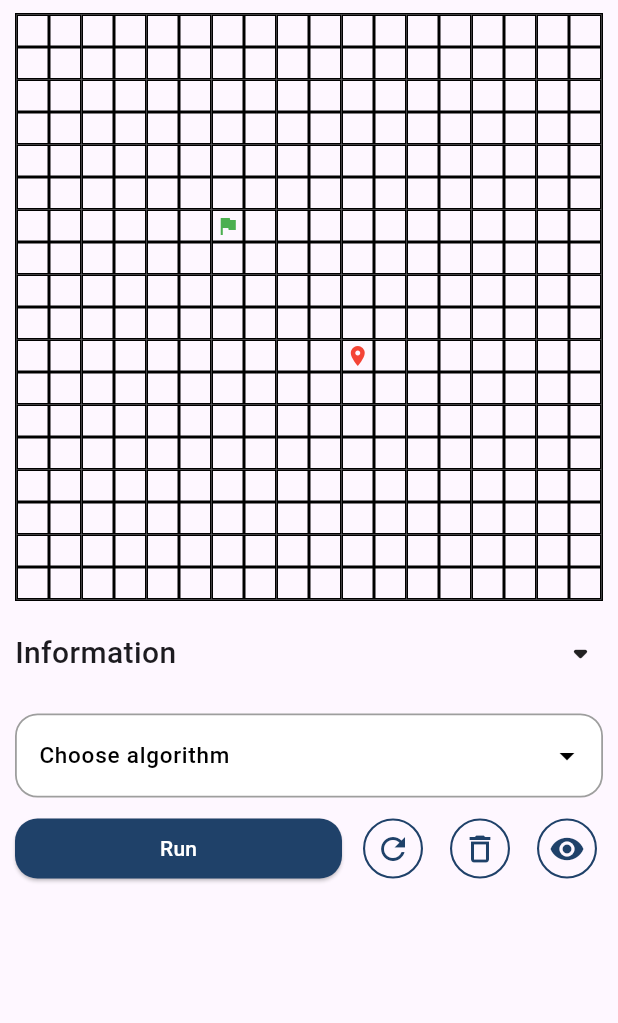
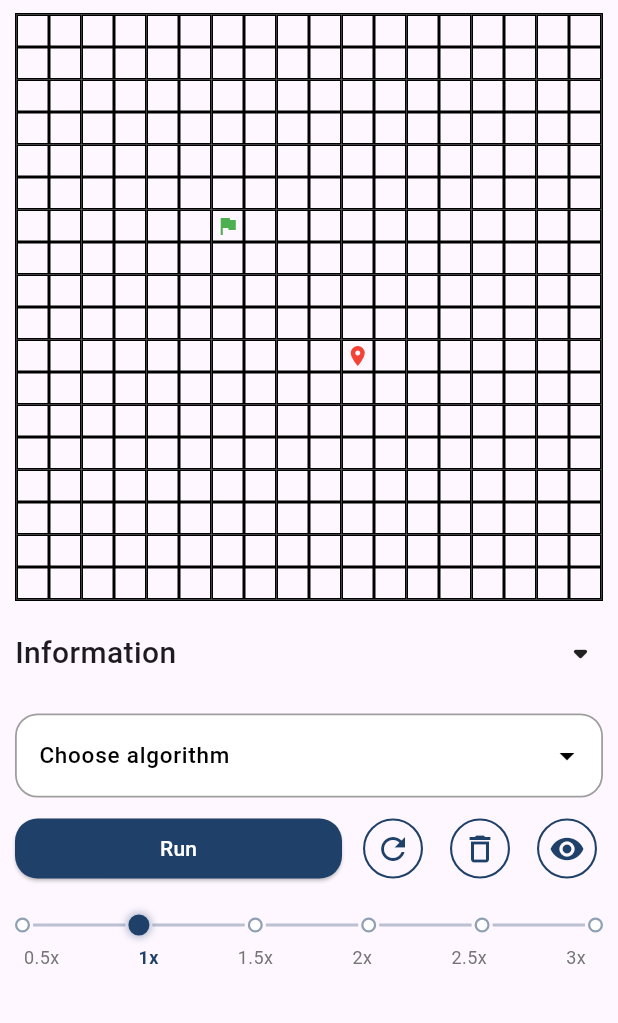
Before and after one commit to AdamFakee/algorithm_with_flutter_ui, a Flutter app: the PathFinddingScreen screen opened by its route, after a tap on "Run", on a phone screen of 412 x 824 dp, the part 71-1094 px from its top. Run offline on Flutter 3.47's test engine with Material 3 defaults, Android fonts, the phone set to English and light mode, and no system bars; our stand-ins replace flutter_markdown, flutter_riverpod, go_router, modal_bottom_sheet; missing offline and left inert: flutter_highlighter.

Commit message:
Thêm tính năng điều chỉnh tốc độ chạy của thuật toán

```diff
--- /dev/null
+++ b/lib/components/controls/speed_control.dart
@@ -0,0 +1,101 @@
+import 'package:algorithm_with_flutter_ui/features/common/state/speed_animation/speed_animation_provider.dart';
+import 'package:algorithm_with_flutter_ui/features/common/state/speed_animation/speed_animation_state_type.dart';
+import 'package:algorithm_with_flutter_ui/utils/consts/colors.dart';
+import 'package:flutter/material.dart';
+import 'package:flutter_riverpod/flutter_riverpod.dart';
+
+class SpeedControl extends ConsumerWidget {
+  const SpeedControl({super.key});
+
+  @override
+  Widget build(BuildContext context, WidgetRef ref) {
+    final currentSpeed = ref.watch(speedAnimationProvider).speed;
+    final setSpeed = ref.read(speedAnimationProvider.notifier).setSpeed;
+
+    return Column(
+      children: [
+        // --- speed control
+        Row(
+          children: [
+            for (int i = 0; i < SpeedAnimation.values.length; i++) ...[
+              GestureDetector(
+                onTap: () => setSpeed(SpeedAnimation.values[i]),
+                child: circleDot(
+                  SpeedAnimation.values[i] == currentSpeed,
+                ),
+              ),
+              if (i < SpeedAnimation.values.length - 1)
+                Expanded(child: middleLine()),
+            ],
+          ],
+        ),
+
+        const SizedBox(height: 6),
+
+        // --- speed title
+        Row(
+          children: [
+            for (int i = 0; i < SpeedAnimation.values.length; i++) ...[
+              Expanded(
+                child: GestureDetector(
+                  onTap: () => setSpeed(SpeedAnimation.values[i]),
+                  child: Text(
+                    SpeedAnimation.values[i].title,
+                    textAlign: TextAlign.center,
+                    style: TextStyle(
+                      fontSize: 12,
+                      fontWeight: SpeedAnimation.values[i] == currentSpeed
+                          ? FontWeight.bold
+                          : FontWeight.w400,
+                      color: SpeedAnimation.values[i] == currentSpeed
+                          ? AppColors.primary
+                          : Colors.grey[600],
+                      letterSpacing: 0.3,
+                    ),
+                  ),
+                ),
+              ),
+              if (i < SpeedAnimation.values.length - 1)
+                Expanded(child: const SizedBox()),
+            ],
+          ],
+        ),
+      ],
+    );
+  }
+
+  Widget circleDot(bool isActive) {
+    return AnimatedContainer(
+      duration: const Duration(milliseconds: 0),
+      width: isActive ? 14 : 10,
+      height: isActive ? 14 : 10,
+      decoration: BoxDecoration(
+        shape: BoxShape.circle,
+        color: isActive ? AppColors.primary : AppColors.white,
+        border: Border.all(
+          color: isActive
+              ? AppColors.primary
+              : AppColors.primary.withOpacity(0.5),
+          width: 1.5,
+        ),
+        boxShadow: isActive
+            ? [
+                BoxShadow(
+                  color: AppColors.primary.withOpacity(0.4),
+                  blurRadius: 4,
+                  spreadRadius: 1,
+                ),
+              ]
+            : [],
+      ),
+    );
+  }
+
+  Widget middleLine() {
+    return Container(
+      height: 2,
+      color: AppColors.primary.withOpacity(0.3),
+      margin: const EdgeInsets.symmetric(horizontal: 2),
+    );
+  }
+}
--- /dev/null
+++ b/lib/features/common/state/speed_animation/speed_animation_provider.dart
@@ -0,0 +1,8 @@
+import 'package:algorithm_with_flutter_ui/features/common/state/speed_animation/speed_animation_state.dart';
+import 'package:algorithm_with_flutter_ui/features/common/state/speed_animation/speed_animation_state_type.dart';
+import 'package:flutter_riverpod/flutter_riverpod.dart';
+
+final speedAnimationProvider =
+    NotifierProvider<SpeedAnimationState, SpeedAnimationStateType>(() {
+  return SpeedAnimationState();
+});
--- /dev/null
+++ b/lib/features/common/state/speed_animation/speed_animation_state.dart
@@ -0,0 +1,16 @@
+import 'package:algorithm_with_flutter_ui/features/common/state/speed_animation/speed_animation_state_type.dart';
+import 'package:flutter_riverpod/flutter_riverpod.dart';
+
+class SpeedAnimationState extends Notifier<SpeedAnimationStateType> {
+  @override
+  SpeedAnimationStateType build() {
+    return SpeedAnimationStateType(speed: SpeedAnimation.one);
+  }
+
+  void setSpeed(SpeedAnimation speed) {
+    if(state.speed.name == speed.name) return;
+
+    state = state.copyWith(speed: speed);
+  }
+
+}
--- /dev/null
+++ b/lib/features/common/state/speed_animation/speed_animation_state_type.dart
@@ -0,0 +1,30 @@
+// ignore_for_file: public_member_api_docs, sort_constructors_first
+enum SpeedAnimation {
+  half(0.5, '0.5x'),
+  one(1.0, '1x'),
+  oneHalf(1.5, '1.5x'),
+  two(2.0, '2x'),
+  twoHalf(2.5, '2.5x'),
+  three(3.0, '3x');
+
+  final double value;
+  final String title;
+
+  const SpeedAnimation(this.value, this.title);
+}
+
+class SpeedAnimationStateType {
+  final SpeedAnimation speed;
+
+  SpeedAnimationStateType({
+    required this.speed,
+  });
+
+  SpeedAnimationStateType copyWith({
+    SpeedAnimation? speed,
+  }) {
+    return SpeedAnimationStateType(
+      speed: speed ?? this.speed,
+    );
+  }
+}
--- a/lib/features/path_findding/screen/path_findding_screen.dart
+++ b/lib/features/path_findding/screen/path_findding_screen.dart
@@ -1,3 +1,4 @@
+import 'package:algorithm_with_flutter_ui/components/controls/speed_control.dart';
 import 'package:algorithm_with_flutter_ui/utils/consts/sizes.dart';
 import 'package:algorithm_with_flutter_ui/features/path_findding/screen/widgets/control_board.dart';
 import 'package:algorithm_with_flutter_ui/features/path_findding/screen/widgets/information_board.dart';
@@ -29,7 +30,8 @@ class PathFinddingScreen extends StatelessWidget {
           children: [
             NodeBoard(),
             InformationBoard(),
-            ControlBoard()
+            ControlBoard(),
+            SpeedControl()
           ],
         )
       ),
--- a/lib/features/path_findding/state/path_findding_state.dart
+++ b/lib/features/path_findding/state/path_findding_state.dart
@@ -1,3 +1,5 @@
+import 'package:algorithm_with_flutter_ui/features/common/state/speed_animation/speed_animation_provider.dart';
+import 'package:algorithm_with_flutter_ui/features/common/state/speed_animation/speed_animation_state_type.dart';
 import 'package:algorithm_with_flutter_ui/features/path_findding/algorithms/bfs.dart';
 import 'package:algorithm_with_flutter_ui/features/path_findding/algorithms/dfs.dart';
 import 'package:algorithm_with_flutter_ui/features/path_findding/algorithms/dijkstra.dart';
@@ -227,13 +229,16 @@ class PathFinddingState extends Notifier<PathFinddingStateType>{
       finish: state.nodes[finishRow][finishCol]
     );
 
+    // tốc độ chạy
+    final SpeedAnimation speed = ref.read(speedAnimationProvider).speed;
+
     for(Node node in visittedNodes) {
       if(node.state == NodeState.finish) {
         finishNode = node;
       }
 
       _updateNode(node);
-      await Future.delayed(Duration(milliseconds: AppDurations.milisecondsSlower));
+      await Future.delayed(Duration(milliseconds: (AppDurations.milisecondsSlower / speed.value).toInt()));
     }
 
     // hiện thị đường đi từ start -> finish
--- a/lib/features/two_pointer/screen/two_pointer_screen.dart
+++ b/lib/features/two_pointer/screen/two_pointer_screen.dart
@@ -1,3 +1,4 @@
+import 'package:algorithm_with_flutter_ui/components/controls/speed_control.dart';
 import 'package:algorithm_with_flutter_ui/features/two_pointer/screen/widgets/two_pointer_control_board.dart';
 import 'package:algorithm_with_flutter_ui/features/two_pointer/screen/widgets/two_pointer_description_problem.dart';
 import 'package:algorithm_with_flutter_ui/features/two_pointer/screen/widgets/two_pointer_information_board.dart';
@@ -34,6 +35,7 @@ class TwoPointerScreen extends StatelessWidget {
             TwoPointerNodeBoard(),
             TwoPointerInformationBoard(),
             TwoPointerControlBoard(),
+            SpeedControl(),
             TwoPointerDescriptionProblem()
           ],
         )
--- a/lib/features/two_pointer/state/two_pointer_state.dart
+++ b/lib/features/two_pointer/state/two_pointer_state.dart
@@ -1,3 +1,5 @@
+import 'package:algorithm_with_flutter_ui/features/common/state/speed_animation/speed_animation_provider.dart';
+import 'package:algorithm_with_flutter_ui/features/common/state/speed_animation/speed_animation_state_type.dart';
 import 'package:algorithm_with_flutter_ui/features/two_pointer/algorithms/longest_unique_substring/longest_unique_substring.dart';
 import 'package:algorithm_with_flutter_ui/features/two_pointer/algorithms/minimum_window_substring/minimum_window_substring.dart';
 import 'package:algorithm_with_flutter_ui/features/two_pointer/algorithms/smallest_windown/smallest_windown.dart';
@@ -139,6 +141,10 @@ class TwoPointerState extends Notifier<TwoPointerStateType> {
     // đánh dấu đang chạy thuật toán
     isDoingAlgorithm = true;
 
+    // tốc độ chạy
+    final SpeedAnimation speed = ref.read(speedAnimationProvider).speed;
+
+
     final result = state.selectedAlgorithm!.solve(
       nodes: state.nodes,
       leftPointer: state.leftPointer,
@@ -157,7 +163,9 @@ class TwoPointerState extends Notifier<TwoPointerStateType> {
         rightPointer: right
       );
 
-      await Future.delayed(Duration(milliseconds: AppDurations.miliseconds));
+      await Future.delayed(
+        Duration(milliseconds: (AppDurations.miliseconds / speed.value).toInt())
+      );
     }
 
     if(result.isNotEmpty && result.last.resultLength > 0) {
```
